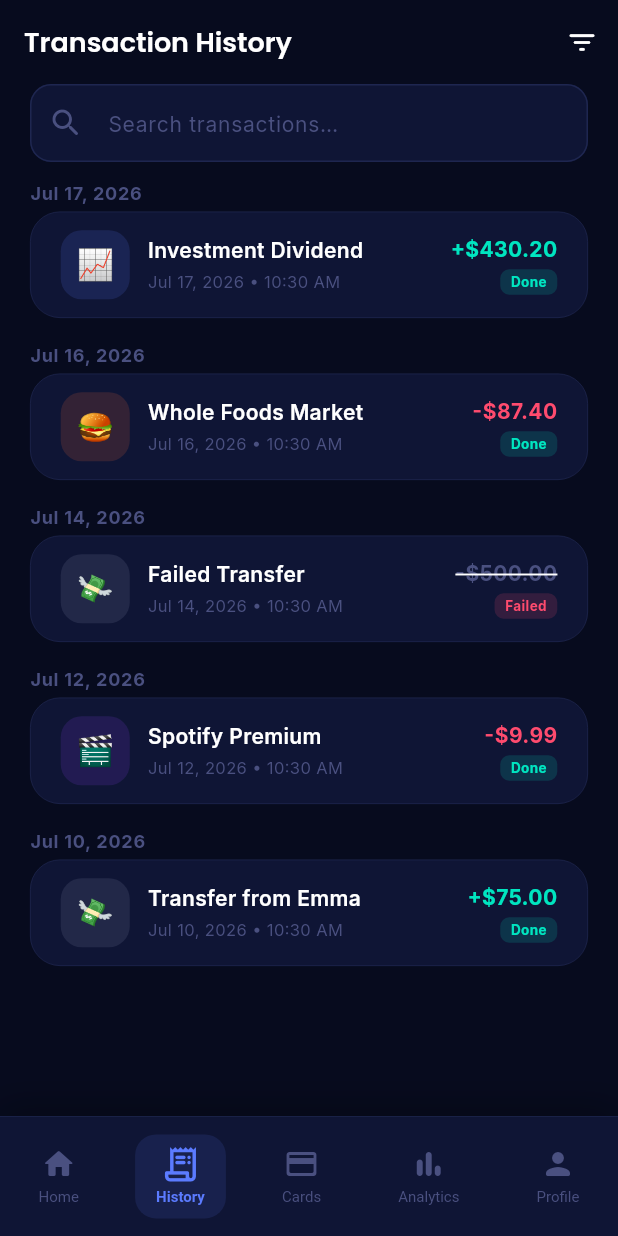
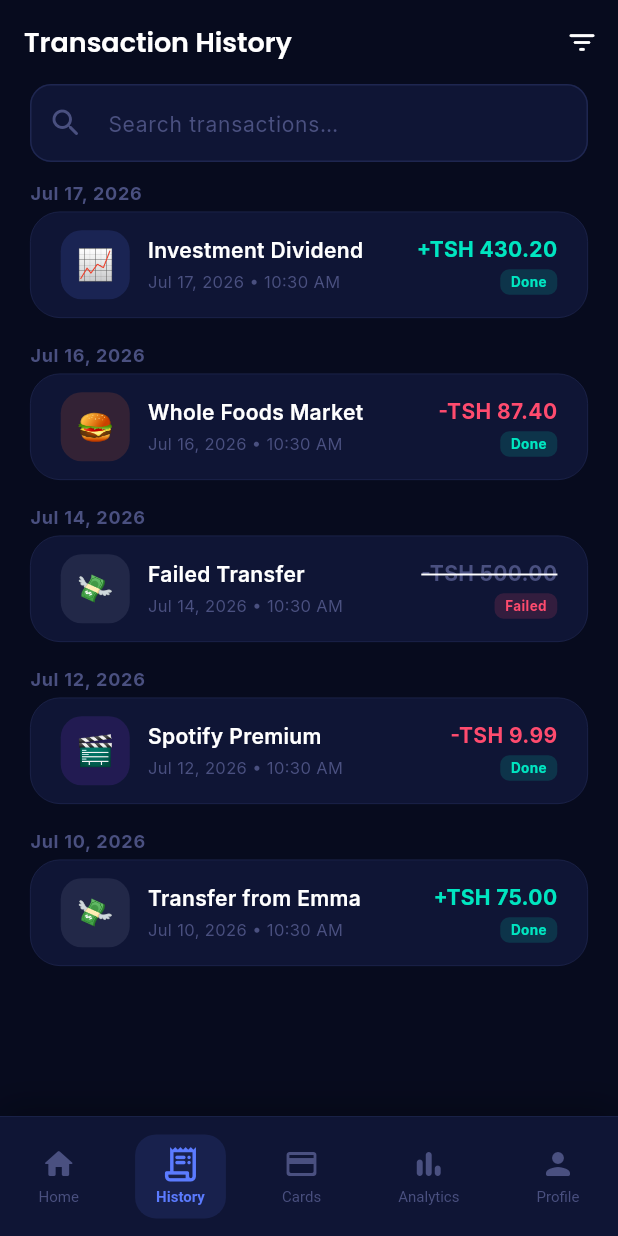
Before and after one commit to APKnation/flutter_banking, a Flutter app: the TransactionsScreen screen opened by its route, scrolled down 877 dp, on a phone screen of 412 x 824 dp. Run offline on Flutter 3.47's test engine with Material 3 defaults, Android fonts, the phone set to English and light mode, and no system bars; our stand-ins replace equatable, fl_chart, flutter_bloc, go_router, google_fonts, local_auth and 2 more.

Commit message:
second commit

```diff
--- a/lib/features/bills/bills_screen.dart
+++ b/lib/features/bills/bills_screen.dart
@@ -66,7 +66,7 @@ class BillsScreen extends StatelessWidget {
                             style: TextStyle(color: Colors.white, fontWeight:
                                 FontWeight.w700, fontSize: 16)),
                         SizedBox(height: 4),
-                        Text('\$124.30 due in 3 days',
+                        Text('TSH 124.30 due in 3 days',
                             style: TextStyle(color: Colors.white, fontSize: 13)),
                       ],
                     ),
--- a/lib/features/dashboard/home_screen.dart
+++ b/lib/features/dashboard/home_screen.dart
@@ -242,7 +242,7 @@ class _TransactionDetailSheet extends StatelessWidget {
             const SizedBox(height: 4),
             Center(
               child: Text(
-                '${transaction.isIncoming ? '+' : '-'}\$${transaction.amount.toStringAsFixed(2)}',
+                '${transaction.isIncoming ? '+' : '-'}${AppFormatters.formatCurrency(transaction.amount)}',
                 style: TextStyle(
                   fontSize: 32, fontWeight: FontWeight.w800,
                   color: transaction.isIncoming ? AppColors.success : AppColors.error,
--- a/lib/features/dashboard/widgets/balance_card.dart
+++ b/lib/features/dashboard/widgets/balance_card.dart
@@ -111,7 +111,7 @@ class BalanceCard extends StatelessWidget {
               key: ValueKey(isVisible),
               isVisible
                   ? AppFormatters.formatCurrency(totalBalance)
-                  : '\$ ••••••••',
+                  : 'TSH ••••••••',
               style: const TextStyle(color: Colors.white, fontSize: 34,
                   fontWeight: FontWeight.w800, letterSpacing: -0.5),
             ),
@@ -261,7 +261,7 @@ class AccountSummaryCard extends StatelessWidget {
             Text(
               isVisible
                   ? AppFormatters.formatCurrency(account.balance)
-                  : '\$••••••',
+                  : 'TSH ••••••',
               style: const TextStyle(color: Colors.white, fontSize: 20,
                   fontWeight: FontWeight.w800),
             ),
--- a/lib/features/dashboard/widgets/recent_transactions_widget.dart
+++ b/lib/features/dashboard/widgets/recent_transactions_widget.dart
@@ -80,7 +80,7 @@ class TransactionListTile extends StatelessWidget {
               crossAxisAlignment: CrossAxisAlignment.end,
               children: [
                 Text(
-                  '${isIncoming ? '+' : '-'}\$${transaction.amount.toStringAsFixed(2)}',
+                  '${isIncoming ? '+' : '-'}${AppFormatters.formatCurrency(transaction.amount)}',
                   style: TextStyle(fontSize: 14, fontWeight: FontWeight.w700,
                       color: amountColor,
                       decoration: isFailed ? TextDecoration.lineThrough : null),
--- a/lib/features/transactions/transactions_screen.dart
+++ b/lib/features/transactions/transactions_screen.dart
@@ -458,7 +458,7 @@ class TransactionDetailSheet extends StatelessWidget {
                           color: AppColors.textPrimary)),
                   const SizedBox(height: 4),
                   Text(
-                    '${isIn ? '+' : '-'}\$${transaction.amount.toStringAsFixed(2)}',
+                    '${isIn ? '+' : '-'}${AppFormatters.formatCurrency(transaction.amount)}',
                     style: TextStyle(fontSize: 36, fontWeight: FontWeight.w800, color: color,
                         decoration: isFailed ? TextDecoration.lineThrough : null),
                   ),
@@ -475,7 +475,7 @@ class TransactionDetailSheet extends StatelessWidget {
             if (transaction.toAccount != null)
               _Row('To', transaction.toAccount!),
             if (transaction.fee != null)
-              _Row('Fee', transaction.fee == 0 ? 'Free' : '\$${transaction.fee!.toStringAsFixed(2)}'),
+              _Row('Fee', transaction.fee == 0 ? 'Free' : AppFormatters.formatCurrency(transaction.fee!)),
             if (transaction.note != null && transaction.note!.isNotEmpty)
               _Row('Note', transaction.note!),
             const SizedBox(height: 24),
```
